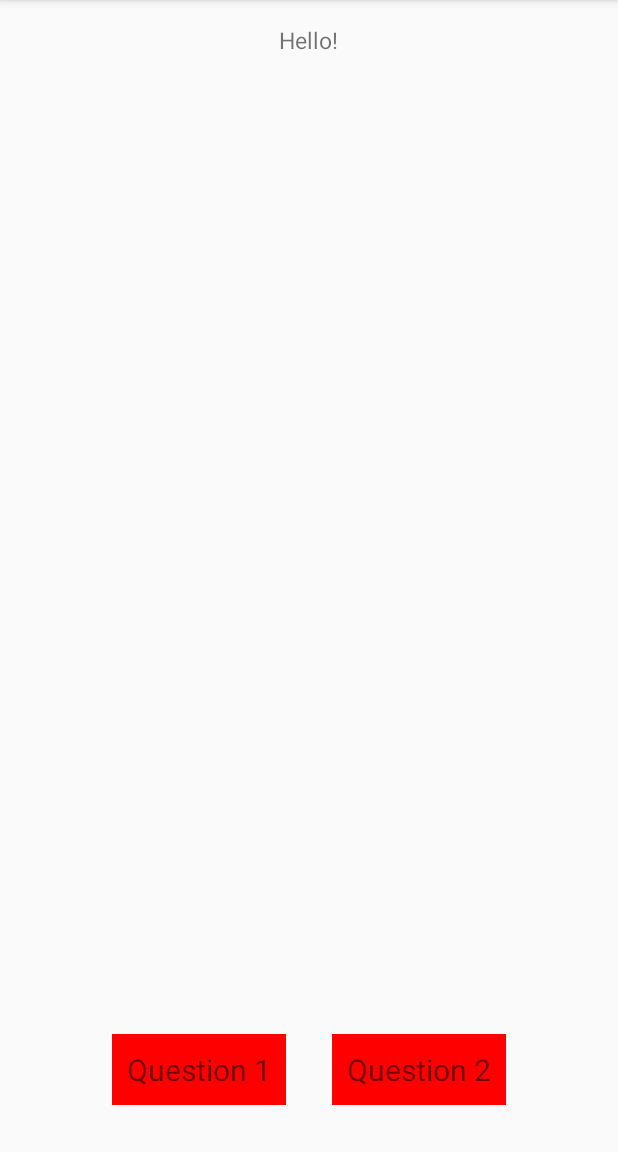
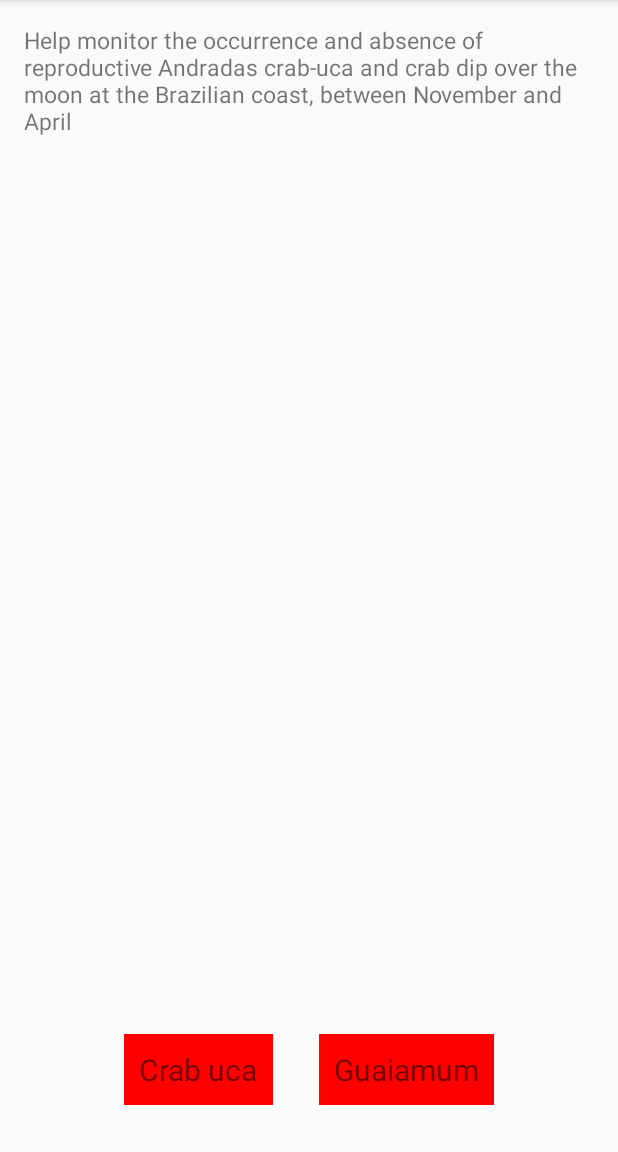
Before and after one commit to REMAR-Project/android-app-v2.0.4, an Android app: the QuestionActivity screen opened directly, with no data from a screen before it, on a phone screen of 412 x 824 dp, the part 84-1236 px from its top. Run offline under Robolectric (Android 15) with nearby library versions, the phone set to English and light mode, and no system bars.

Commit message:
Added dynamic setting of choice titles

```diff
--- a/app/src/main/java/com/github/hintofbasil/crabbler/Questions/QuestionActivity.java
+++ b/app/src/main/java/com/github/hintofbasil/crabbler/Questions/QuestionActivity.java
@@ -31,9 +31,7 @@ public class QuestionActivity extends AppCompatActivity {
 
             switch(questionJson.getString("questionType")) {
                 case "TwoPictureChoice":
-                    setContentView(R.layout.two_picture_choice_layout);
-                    TextView questionText = (TextView) findViewById(R.id.question_text);
-                    questionText.setMovementMethod(new ScrollingMovementMethod());
+                    expandTwoPictureLayout(questionJson);
                     break;
                 default:
                     Log.e("QuestionActivity", "Unknown question type.");
@@ -45,4 +43,18 @@ public class QuestionActivity extends AppCompatActivity {
             return;
         }
     }
+
+    private void expandTwoPictureLayout(JSONObject questionJson) throws JSONException {
+        setContentView(R.layout.two_picture_choice_layout);
+        TextView questionText = (TextView) findViewById(R.id.question_text);
+        TextView choiceOneTitle = (TextView) findViewById(R.id.choice_one_title);
+        TextView choiceTwoTitle = (TextView) findViewById(R.id.choice_two_title);
+
+        questionText.setText(questionJson.getString("questionText"));
+        questionText.setMovementMethod(new ScrollingMovementMethod());
+
+        choiceOneTitle.setText(questionJson.getString("choiceOneTitle"));
+        choiceTwoTitle.setText(questionJson.getString("choiceTwoTitle"));
+
+    }
 }
--- a/app/src/main/res/layout/two_picture_choice_layout.xml
+++ b/app/src/main/res/layout/two_picture_choice_layout.xml
@@ -36,14 +36,14 @@
             android:layout_centerHorizontal="true"
             >
             <TextView
-                android:id="@+id/question_one_title"
+                android:id="@+id/choice_one_title"
                 android:layout_width="wrap_content"
                 android:layout_height="wrap_content"
                 android:textSize="@dimen/question_selection_title"
                 android:text="Question 1"
                 />
             <ImageView
-                android:id="@+id/question_one_image"
+                android:id="@+id/choice_one_image"
                 android:layout_width="wrap_content"
                 android:layout_height="wrap_content"
                 />
@@ -58,14 +58,14 @@
             android:layout_centerHorizontal="true"
             >
             <TextView
-                android:id="@+id/question_two_title"
+                android:id="@+id/choice_two_title"
                 android:layout_width="wrap_content"
                 android:layout_height="wrap_content"
                 android:textSize="@dimen/question_selection_title"
                 android:text="Question 2"
                 />
             <ImageView
-                android:id="@+id/question_two_image"
+                android:id="@+id/choice_two_image"
                 android:layout_width="wrap_content"
                 android:layout_height="wrap_content"
                 />
--- a/app/src/main/res/raw/questions.json
+++ b/app/src/main/res/raw/questions.json
@@ -3,9 +3,9 @@
     "questionNumber": 1,
     "questionType": "TwoPictureChoice",
     "questionText": "Help monitor the occurrence and absence of reproductive Andradas crab-uca and crab dip over the moon at the Brazilian coast, between November and April",
-    "choiceOneText": "Crab uca",
+    "choiceOneTitle": "Crab uca",
     "choiceTwoPicture": "",
-    "choiceTwoText": "Guaiamum",
+    "choiceTwoTitle": "Guaiamum",
     "choiceTwoPicture": ""
   }
 ]
```
